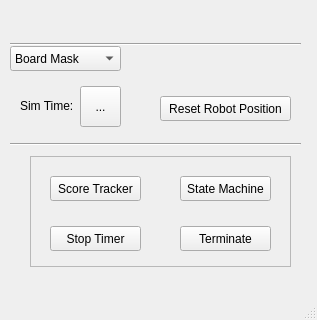
Old version of the form node/Controller+CNN_GUI.ui in the repository Taichi-Kamei/ENPH353_Controller; both pictures show x 0 to 317 and y 444 to 764 of the 317 by 764 pixel window.
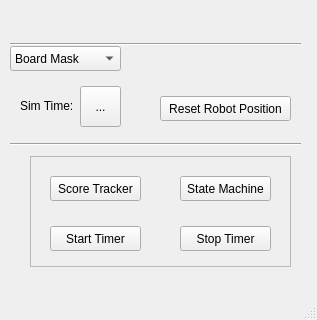
New version of the form.

The edit to the form file:
```diff
--- a/node/Controller+CNN_GUI.ui
+++ b/node/Controller+CNN_GUI.ui
@@ -90,20 +90,20 @@
     <widget class="QPushButton" name="terminate_button">
      <property name="geometry">
       <rect>
-       <x>150</x>
+       <x>20</x>
        <y>70</y>
        <width>91</width>
        <height>25</height>
       </rect>
      </property>
      <property name="text">
-      <string>Terminate</string>
+      <string>Start Timer</string>
      </property>
     </widget>
     <widget class="QPushButton" name="stop_timer_button">
      <property name="geometry">
       <rect>
-       <x>20</x>
+       <x>150</x>
        <y>70</y>
        <width>91</width>
        <height>25</height>
```
Left out of the diff: 2 changed lines with no effect on the pictures.
